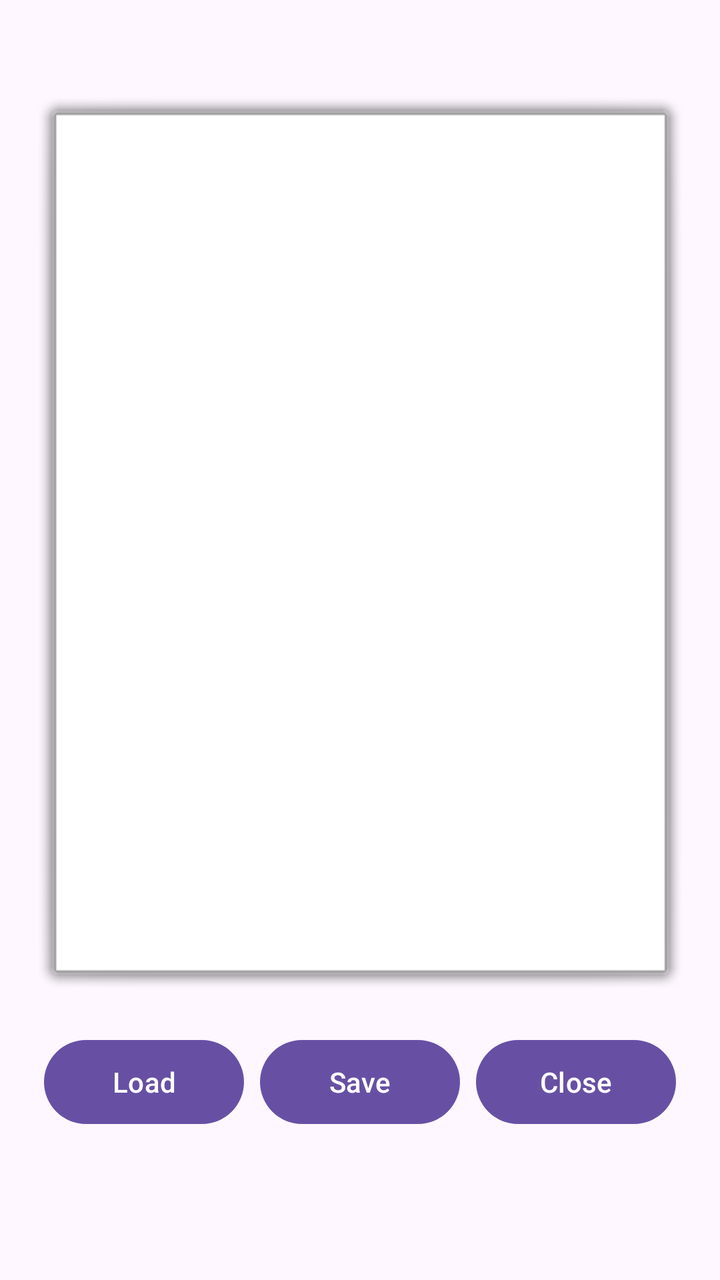
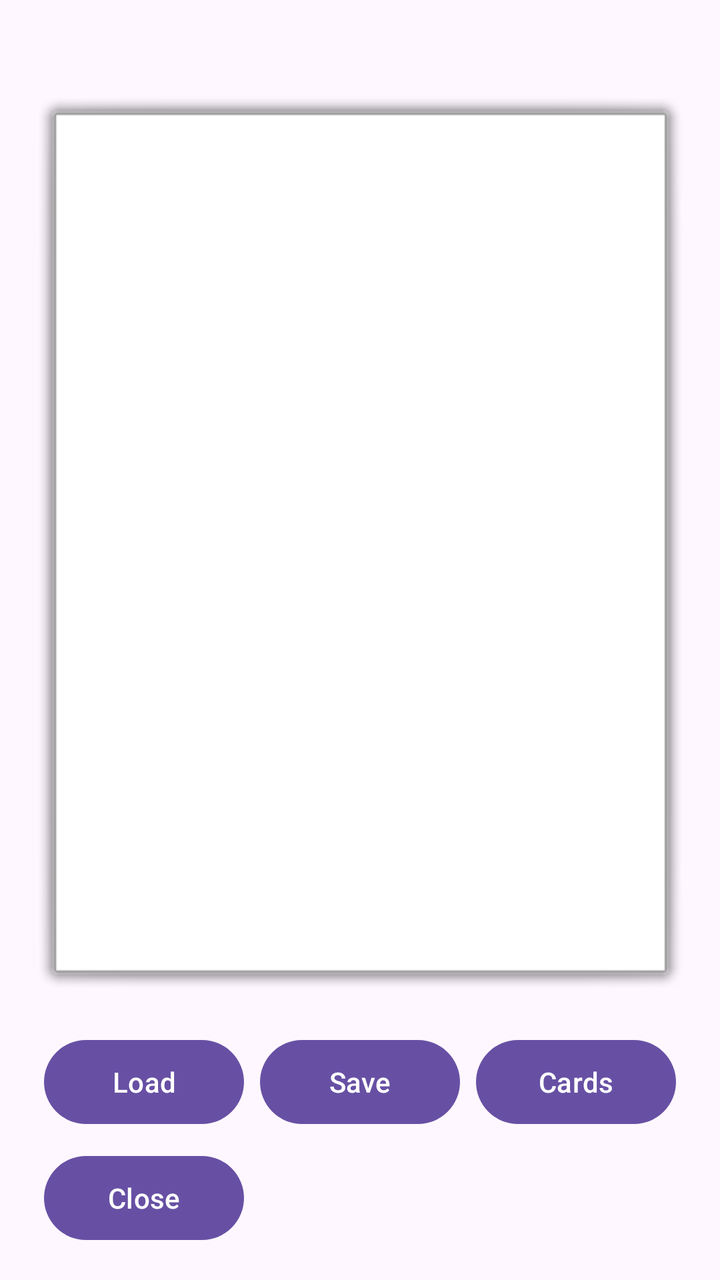

An Android layout rendered at two revisions. The XML below is the earlier revision; the diff shows what the commit changed to produce the second picture.
<!-- AndroidManifest.xml: application theme Theme.NfcTest1 -->
<!-- res/layout/activity_main.xml -->
<?xml version="1.0" encoding="utf-8"?>
<androidx.constraintlayout.widget.ConstraintLayout xmlns:android="http://schemas.android.com/apk/res/android"
    xmlns:app="http://schemas.android.com/apk/res-auto"
    xmlns:tools="http://schemas.android.com/tools"
    android:id="@+id/main"
    android:layout_width="match_parent"
    android:layout_height="match_parent"
    tools:context=".MainActivity">

    <TextView
        android:id="@+id/txtTitle"
        android:layout_width="0dp"
        android:layout_height="wrap_content"
        android:layout_marginStart="16dp"
        android:layout_marginTop="16dp"
        android:layout_marginEnd="16dp"
        android:ellipsize="end"
        android:maxLines="1"
        android:textSize="18sp"
        android:textStyle="bold"
        app:layout_constraintEnd_toEndOf="parent"
        app:layout_constraintStart_toStartOf="parent"
        app:layout_constraintTop_toTopOf="parent" />

    <TextView
        android:id="@+id/txtquestion"
        android:layout_width="0dp"
        android:layout_height="0dp"
        android:layout_marginStart="16dp"
        android:layout_marginEnd="16dp"
        android:layout_marginBottom="16dp"
        android:layout_marginTop="8dp"
        android:background="@android:drawable/alert_light_frame"
        android:scrollbars="vertical"
        android:scrollHorizontally="false"
        android:textSize="15sp"
        app:layout_constraintBottom_toTopOf="@+id/buttonFlow"
        app:layout_constraintEnd_toEndOf="parent"
        app:layout_constraintStart_toStartOf="parent"
        app:layout_constraintTop_toBottomOf="@+id/txtTitle" />

    
    <androidx.constraintlayout.helper.widget.Flow
        android:id="@+id/buttonFlow"
        android:layout_width="0dp"
        android:layout_height="108dp"
        android:layout_marginStart="16dp"
        android:layout_marginEnd="16dp"
        android:layout_marginBottom="16dp"
        app:constraint_referenced_ids="buttonLoad,buttonSave,buttonClose"
        app:flow_horizontalGap="8dp"
        app:flow_horizontalStyle="packed"
        app:flow_maxElementsWrap="3"
        app:flow_verticalBias="0"
        app:flow_verticalGap="8dp"
        app:flow_verticalStyle="packed"
        app:flow_wrapMode="aligned"
        app:layout_constraintBottom_toBottomOf="parent"
        app:layout_constraintEnd_toEndOf="parent"
        app:layout_constraintStart_toStartOf="parent" />

    <Button
        android:id="@+id/buttonLoad"
        android:layout_width="100dp"
        android:layout_height="50dp"
        android:text="Load" />

    <Button
        android:id="@+id/buttonSave"
        android:layout_width="100dp"
        android:layout_height="50dp"
        android:text="Save" />

    <Button
        android:id="@+id/buttonClose"
        android:layout_width="100dp"
        android:layout_height="50dp"
        android:text="Close" />

</androidx.constraintlayout.widget.ConstraintLayout>
<!-- resources referenced by this layout -->
<resources>
  <style name="Theme.NfcTest1" parent="Base.Theme.NfcTest1" />
  <style name="Base.Theme.NfcTest1" parent="Theme.Material3.DayNight.NoActionBar">
          
          
      </style>
</resources>

<!-- the commit's change to res/layout/activity_main.xml (unified diff, before → after) -->
@@ -47,7 +47,7 @@
         android:layout_marginStart="16dp"
         android:layout_marginEnd="16dp"
         android:layout_marginBottom="16dp"
-        app:constraint_referenced_ids="buttonLoad,buttonSave,buttonClose"
+        app:constraint_referenced_ids="buttonLoad,buttonSave,buttonCards,buttonClose"
         app:flow_horizontalGap="8dp"
         app:flow_horizontalStyle="packed"
         app:flow_maxElementsWrap="3"
@@ -72,6 +72,12 @@
         android:text="Save" />
 
     <Button
+        android:id="@+id/buttonCards"
+        android:layout_width="100dp"
+        android:layout_height="50dp"
+        android:text="Cards" />
+
+    <Button
         android:id="@+id/buttonClose"
         android:layout_width="100dp"
         android:layout_height="50dp"
